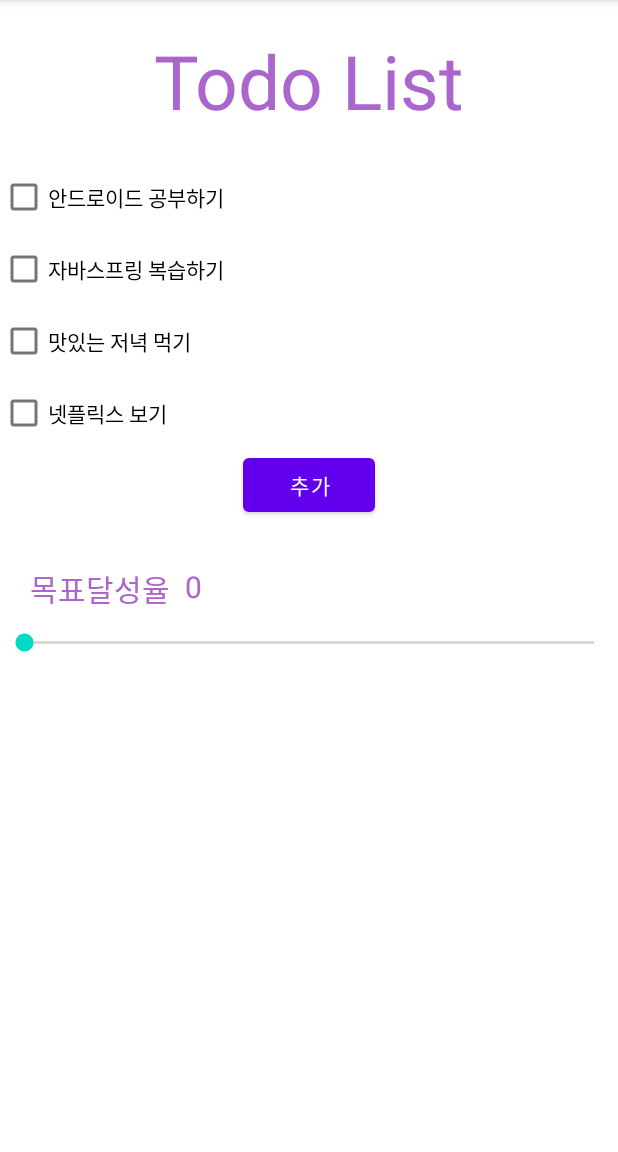
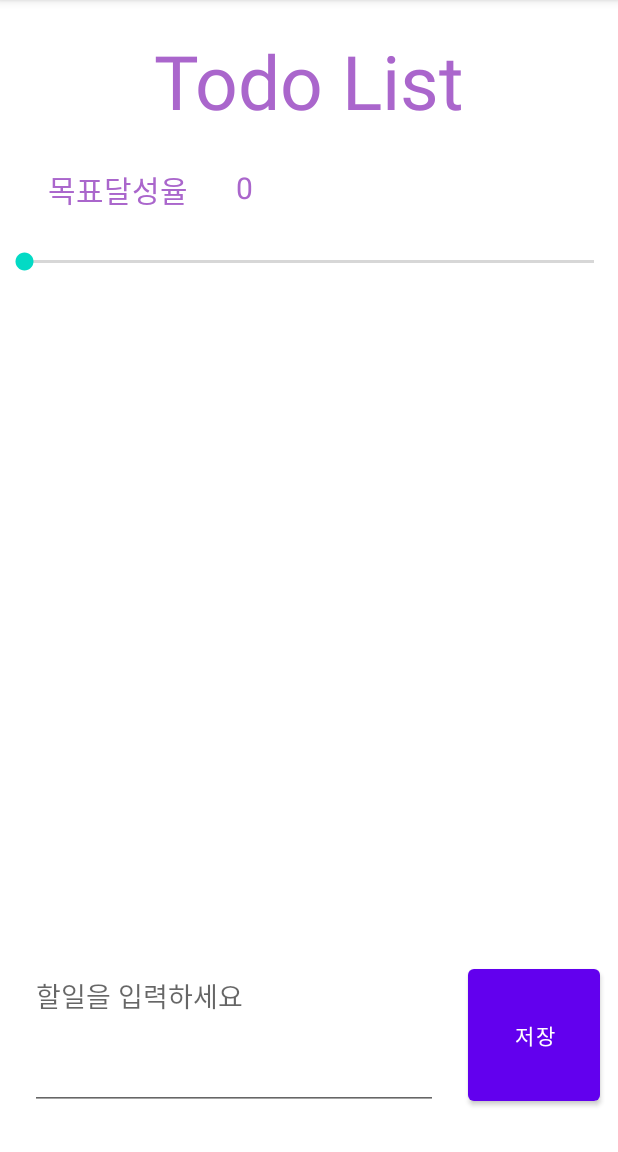
Before and after one commit to JuyoungKoo/Practice, an Android app: the screen it shows after launch (MainActivity), on a phone screen of 412 x 824 dp, the part 84-1236 px from its top. Run offline under Robolectric (Android 15) with nearby library versions, the phone set to English and light mode, and no system bars; 4 statements that could not run were skipped.

```diff
--- a/app/src/main/java/com/greedy/practice/MainActivity.kt
+++ b/app/src/main/java/com/greedy/practice/MainActivity.kt
@@ -10,27 +10,23 @@ import android.widget.SeekBar
 import android.widget.Toast
 import androidx.activity.result.contract.ActivityResultContract
 import androidx.activity.result.contract.ActivityResultContracts
+import androidx.recyclerview.widget.LinearLayoutManager
 import com.greedy.practice.databinding.ActivityMainBinding
 
 class MainActivity : AppCompatActivity() {
 
     val binding by lazy { ActivityMainBinding.inflate(layoutInflater) }
+    val helper = SqliteHelper(this, "memo", 1)
 
     val listener by lazy {
         CompoundButton.OnCheckedChangeListener{ button, isChecked ->
             if(isChecked){
                 when(button.id){
-                    R.id.checkBox -> Log.d("check", "todo를 완료하였습니다.")
-                    R.id.checkBox2 -> Log.d("check", "todo를 완료하였습니다.")
-                    R.id.checkBox3 -> Log.d("check", "todo를 완료하였습니다.")
-                    R.id.checkBox4 -> Log.d("check", "todo를 완료하였습니다.")
+                    R.id.textContent -> Log.d("check", "todo를 완료하였습니다.")
                 }
             }else{
                 when(button.id){
-                    R.id.checkBox -> Log.d("check", "todo 완료가 취소 되었습니다.")
-                    R.id.checkBox2 -> Log.d("check", "todo 완료가 취소 되었습니다.")
-                    R.id.checkBox3 -> Log.d("check", "todo 완료가 취소 되었습니다.")
-                    R.id.checkBox4 -> Log.d("check", "todo 완료가 취소 되었습니다.")
+                    R.id.textContent -> Log.d("check", "todo 완료가 취소 되었습니다.")
                 }
             }
         }
@@ -41,10 +37,6 @@ class MainActivity : AppCompatActivity() {
         super.onCreate(savedInstanceState)
         setContentView(binding.root)
 
-        binding.checkBox.setOnCheckedChangeListener(listener)
-        binding.checkBox2.setOnCheckedChangeListener(listener)
-        binding.checkBox3.setOnCheckedChangeListener(listener)
-        binding.checkBox4.setOnCheckedChangeListener(listener)
 
         binding.seekBar.setOnSeekBarChangeListener(object: SeekBar.OnSeekBarChangeListener{
             override fun onProgressChanged(seekBar: SeekBar?, progress: Int, fromUser: Boolean) {
@@ -62,27 +54,37 @@ class MainActivity : AppCompatActivity() {
 
         })
 
-        val intnet = Intent(this,SubActivity::class.java)
+        val adapter = RecyclerAdapter()
+        adapter.helper = helper
+        /* selectMemo를 통해 DB에 있는 메모를 모두 조회헤서 List 반환 받고
+        * 해당 데이터를 Adapter의 listData에 담는다 */
+        adapter.listData.addAll(helper.selectMemo())
 
-        intent.putExtra("from1", "오늘의 할일!")
-        intent.putExtra("from2",2022)
+        /* main activity의 recyclerView에 생성한 어댑터 연결하고 레이아웃 설정 */
+        binding.recyclerView.adapter = adapter
+        binding.recyclerView.layoutManager = LinearLayoutManager(this)
+
+        /* 메모 저장 버튼 이벤트 */
+        binding.saveButton.setOnClickListener{
+            /* 메모 내용이 입력 된 경우만 동작 */
+            if(binding.editMemo.text.toString().isNotEmpty()){
+                val memo = Memo(null,binding.editMemo.text.toString())
+                helper.insertMemo(memo)
+
+                /* DB가 변동 되었을 때 화면도 변동될 수 있도록 adapter의 data를 수정하고
+                * 데이터가 변화 했음을 알린다. */
+                adapter.listData.clear()
+                adapter.listData.addAll(helper.selectMemo())
+                adapter.notifyDataSetChanged()
+
+                /* 입력란 비우기 */
+                binding.editMemo.setText("")
 
 
-        val resultListener = registerForActivityResult(ActivityResultContracts.StartActivityForResult()) {
-            /* result의 resultCode가 RESULT_OK라면 */
-            if(it.resultCode == Activity.RESULT_OK) {
-                /* it.data 자체가 리턴 받은 intent 객체이다.
-                *  returnValue라는 key 값으로 intent에 전달 된 값을 message로 꺼내고 */
-                val message = it.data?.getStringExtra("returnValue")
-                /* MainActivity 위에 짧은 길이로 전달받은 message를 Toast 위젯으로 보여준다. */
-                Toast.makeText(this@MainActivity, message, Toast.LENGTH_SHORT).show()
             }
         }
 
-        /* resultListener를 이용한 subactivity 동작 */
-        binding.btnAdd.setOnClickListener {
-            resultListener.launch(intent)
-        }
+
 
 
 
--- /dev/null
+++ b/app/src/main/java/com/greedy/practice/Memo.kt
@@ -0,0 +1,4 @@
+package com.greedy.practice
+
+class Memo (var no: Long?, var content:String){
+}
--- /dev/null
+++ b/app/src/main/java/com/greedy/practice/SqliteHelper.kt
@@ -0,0 +1,75 @@
+package com.greedy.practice
+
+import android.annotation.SuppressLint
+import android.content.ContentValues
+import android.content.Context
+import android.database.sqlite.SQLiteDatabase
+import android.database.sqlite.SQLiteOpenHelper
+
+
+class SqliteHelper (context: Context, name: String, version: Int) : SQLiteOpenHelper(context, name, null, version){
+
+    override fun onCreate(db: SQLiteDatabase?) {
+
+        /* 데이터베이스가 생성될 때 테이블을 생성한다. */
+        val create = "create table memo (" +
+                "no integer primary key, " +
+                "content text, " +
+                ")"
+
+        db?.execSQL(create)
+
+    }
+
+    override fun onUpgrade(p0: SQLiteDatabase?, p1: Int, p2: Int) {
+
+    }
+
+    /* insert */
+    fun insertMemo(memo: Memo){
+        val values = ContentValues()
+        values.put("content", memo.content)
+
+        val wd = writableDatabase
+        wd.insert("memo", null, values)
+        wd.close()
+    }
+
+    @SuppressLint("Range")
+    fun selectMemo(): MutableList<Memo>{
+
+        /* 데이터베이스가 존재하지 않는 다면 onCreate를 호출해서 테이블을 생성한다. */
+        if(readableDatabase == null){
+            onCreate(readableDatabase)
+        }
+
+        /* 조회 시에는 readableDatabase를 이용한다. */
+        val rd = readableDatabase
+
+        val select = "select * from memo"
+        val list = mutableListOf<Memo>()
+
+        /* 조회결과는 cursor 형태로 되돌아 오는데 조회 시 쿼리문과 쿼리문에 전달할 값을 인자로 전달한다. */
+        var cursor = rd.rawQuery(select, null)
+
+        while (cursor.moveToNext()){
+            val no = cursor.getLong(cursor.getColumnIndex("no"))
+            val content = cursor.getString(cursor.getColumnIndex("content"))
+            list.add(Memo(no,content))
+        }
+
+        cursor.close()
+        rd.close()
+        return  list
+
+    }
+
+    /* delete */
+    fun  deleteMemo(memo: Memo){
+        val delete = "delete from memo where no = ${memo.no}"
+        val db = writableDatabase
+        db.execSQL(delete)
+        db.close()
+    }
+
+}
--- a/app/src/main/res/layout/activity_main.xml
+++ b/app/src/main/res/layout/activity_main.xml
@@ -14,57 +14,58 @@
             android:layout_height="wrap_content" android:id="@+id/title" app:layout_constraintEnd_toEndOf="parent"
             app:layout_constraintStart_toStartOf="parent" app:layout_constraintTop_toTopOf="parent"
             android:layout_marginTop="20dp"/>
-    <LinearLayout
-            android:orientation="vertical"
+    <androidx.recyclerview.widget.RecyclerView
             android:layout_width="match_parent"
-            android:layout_height="wrap_content" app:layout_constraintEnd_toEndOf="parent"
+            android:layout_height="0dp"
+            app:layout_constraintTop_toTopOf="parent"
             app:layout_constraintStart_toStartOf="parent"
-            app:layout_constraintTop_toBottomOf="@+id/title" android:id="@+id/linearLayout"
-            android:layout_marginTop="20dp">
-        <CheckBox
-                android:text="안드로이드 공부하기 "
-                android:layout_width="match_parent"
-                android:layout_height="wrap_content" android:id="@+id/checkBox"/>
-        <CheckBox
-                android:text="자바스프링 복습하기 "
-                android:layout_width="match_parent"
-                android:layout_height="wrap_content" android:id="@+id/checkBox2"/>
-        <CheckBox
-                android:text="맛있는 저녁 먹기 "
-                android:layout_width="match_parent"
-                android:layout_height="wrap_content" android:id="@+id/checkBox3"/>
-        <CheckBox
-                android:text="넷플릭스 보기 "
-                android:layout_width="match_parent"
-                android:layout_height="wrap_content" android:id="@+id/checkBox4"/>
-    </LinearLayout>
+            app:layout_constraintEnd_toEndOf="parent"
+            android:id="@+id/recyclerView"
+            android:layout_marginTop="200dp"
+            app:layout_constraintHorizontal_bias="0.0"
+            app:layout_constraintBottom_toTopOf="@+id/editMemo" app:layout_constraintVertical_bias="1.0"/>
+    <EditText
+            android:layout_width="0dp"
+            android:layout_height="100dp"
+            android:inputType="textMultiLine"
+            android:gravity="start|top"
+            android:hint="할일을 입력하세요"
+            android:ems="10"
+            android:id="@+id/editMemo"
+            app:layout_constraintStart_toStartOf="parent"
+            app:layout_constraintEnd_toStartOf="@+id/saveButton"
+            android:layout_marginEnd="20dp"
+            app:layout_constraintHorizontal_bias="1.0" android:layout_marginStart="20dp"
+            tools:ignore="MissingConstraints" app:layout_constraintBottom_toBottomOf="parent"
+            android:layout_marginBottom="28dp"/>
     <Button
-            android:text="추가"
+            android:text="저장"
             android:layout_width="wrap_content"
-            android:layout_height="wrap_content" android:id="@+id/btnAdd"
-            app:layout_constraintEnd_toEndOf="parent" app:layout_constraintTop_toBottomOf="@+id/linearLayout"
-            app:layout_constraintStart_toStartOf="parent"/>
+            android:layout_height="100dp" android:id="@+id/saveButton"
+            app:layout_constraintEnd_toEndOf="parent"
+            app:layout_constraintBottom_toBottomOf="parent"
+            android:layout_marginEnd="12dp" android:layout_marginBottom="28dp"/>
     <TextView
             android:text="목표달성율"
             android:textSize="20dp"
             android:textColor="@android:color/holo_purple"
             android:layout_width="wrap_content"
             android:layout_height="wrap_content" android:id="@+id/purpose"
-            app:layout_constraintTop_toBottomOf="@+id/btnAdd"
-            app:layout_constraintStart_toStartOf="parent" android:layout_marginStart="20dp"
-            android:layout_marginTop="30dp"/>
+            app:layout_constraintStart_toStartOf="parent"
+            android:layout_marginStart="32dp" app:layout_constraintTop_toBottomOf="@+id/title"
+            android:layout_marginTop="24dp"/>
     <TextView
             android:text="0"
             android:textSize="20dp"
             android:textColor="@android:color/holo_purple"
             android:layout_width="wrap_content"
             android:layout_height="wrap_content" android:id="@+id/number"
-            app:layout_constraintTop_toBottomOf="@+id/btnAdd" android:layout_marginTop="30dp"
-            app:layout_constraintStart_toEndOf="@+id/purpose" android:layout_marginStart="10dp"/>
+            app:layout_constraintStart_toEndOf="@+id/purpose" android:layout_marginStart="32dp"
+            app:layout_constraintTop_toBottomOf="@+id/title" android:layout_marginTop="24dp"/>
     <SeekBar
             android:layout_width="0dp"
             android:layout_height="wrap_content" android:id="@+id/seekBar"
             app:layout_constraintTop_toBottomOf="@+id/purpose" app:layout_constraintEnd_toEndOf="parent"
-            app:layout_constraintStart_toStartOf="parent" android:layout_marginTop="12dp"
-            app:layout_constraintHorizontal_bias="0.0"/>
+            app:layout_constraintStart_toStartOf="parent"
+            app:layout_constraintHorizontal_bias="0.0" android:layout_marginTop="24dp"/>
 </androidx.constraintlayout.widget.ConstraintLayout>
```
Also changed, not shown: app/src/main/java/com/greedy/practice/RecyclerAdapter.kt (added, +48 -0 lines), app/src/main/res/layout/item_recycler.xml (added, +35 -0 lines).
